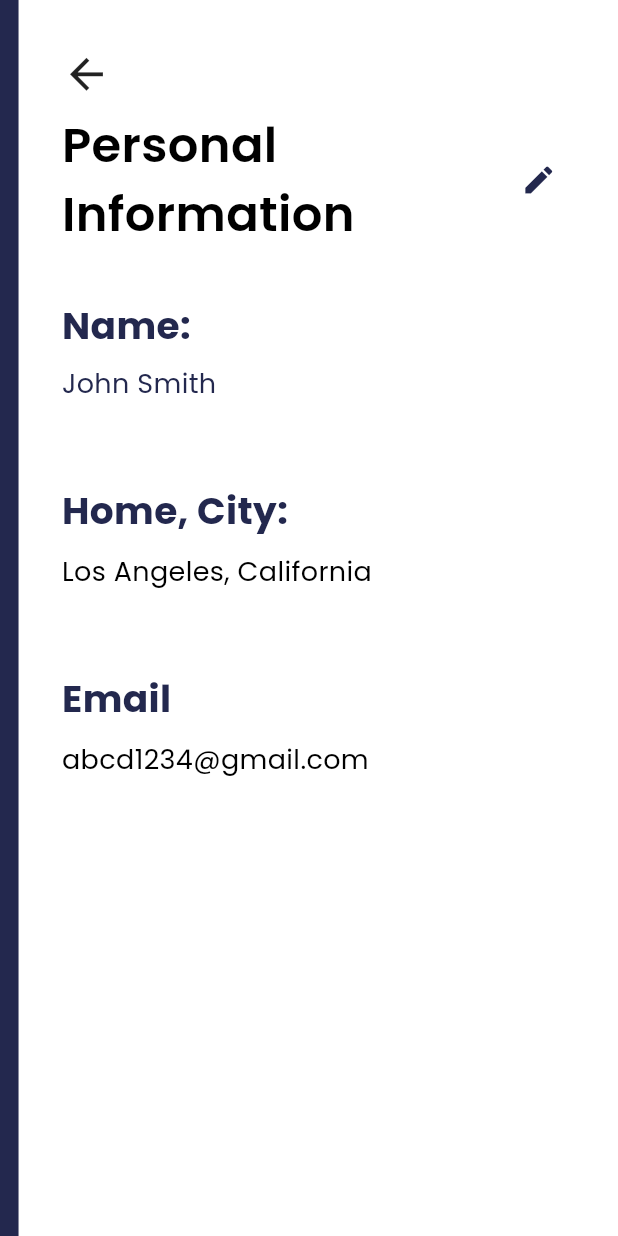
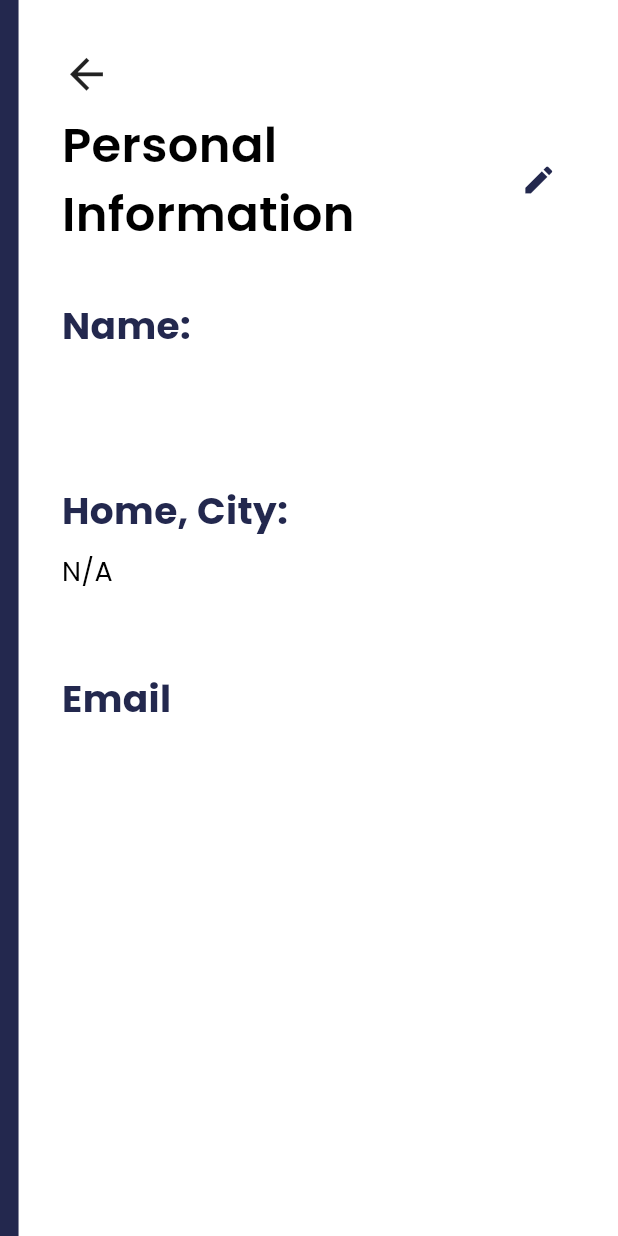
Before and after one commit to hussainahmad402/Travel-Dates-App, a Flutter app: the PersonalEditScreen screen opened directly, after a tap on the "arrow back" icon, on a phone screen of 412 x 824 dp. Run offline on Flutter 3.47's test engine with Material 3 defaults, Android fonts, the phone set to English and light mode, and no system bars; our stand-ins replace file_picker, geocoding, get, get_storage, google_fonts, google_maps_flutter and 1 more; accounts and stored records are empty.

Commit message:
save the data loally, fix some common issues, make some responsive screens

```diff
--- a/lib/screens/personal_edit.dart
+++ b/lib/screens/personal_edit.dart
@@ -1,11 +1,66 @@
 import 'package:flutter/material.dart';
+import 'package:get_storage/get_storage.dart';
 import 'package:traveldates/screens/profile_screen.dart';
 import 'package:traveldates/widgets/custom_textfields.dart';
 
-class PersonalEditScreen extends StatelessWidget {
+class PersonalEditScreen extends StatefulWidget {
   const PersonalEditScreen({super.key});
 
   @override
+  State<PersonalEditScreen> createState() => _PersonalEditScreenState();
+}
+
+class _PersonalEditScreenState extends State<PersonalEditScreen> {
+  final box = GetStorage();
+    final _firstNameController = TextEditingController();
+    final _lastNameController = TextEditingController();
+    final _emailController = TextEditingController();
+    final _cityController = TextEditingController();
+    final _secondaryEmailController = TextEditingController();
+    final _companyNameController = TextEditingController();
+
+   @override
+  void initState() {
+    super.initState();
+
+    // Load existing data from GetStorage
+    _firstNameController.text = box.read('first_name') ?? '';
+    _lastNameController.text = box.read('last_name') ?? '';
+    _emailController.text = box.read('email') ?? '';
+    _cityController.text = box.read('city') ?? '';
+    _secondaryEmailController.text = box.read('secondary_email') ?? '';
+    _companyNameController.text = box.read('company_name') ?? '';
+  }
+
+  void _saveData() {
+    box.write('first_name', _firstNameController.text);
+    box.write('last_name', _lastNameController.text);
+    box.write('email', _emailController.text);
+    box.write('city', _cityController.text);
+    box.write('secondary_email', _secondaryEmailController.text);
+    box.write('company_name', _companyNameController.text);
+
+    ScaffoldMessenger.of(context).showSnackBar(
+      const SnackBar(content: Text("Data saved locally")),
+    );
+
+    Navigator.pushReplacement(
+      context,
+      MaterialPageRoute(builder: (context) => const ProfileScreen()),
+    );
+  }
+
+  @override
+  void dispose() {
+    _firstNameController.dispose();
+    _lastNameController.dispose();
+    _emailController.dispose();
+    _cityController.dispose();
+    _secondaryEmailController.dispose();
+    _companyNameController.dispose();
+    super.dispose();
+  }
+
   Widget build(BuildContext context) {
     final size = MediaQuery.of(context).size;
 
@@ -34,7 +89,12 @@ class PersonalEditScreen extends StatelessWidget {
                     // Back arrow
                     GestureDetector(
                       onTap: () {
-                        Navigator.pushReplacement(context, MaterialPageRoute(builder: (context)=>ProfileScreen()));
+                        Navigator.pushReplacement(
+                          context,
+                          MaterialPageRoute(
+                            builder: (context) => ProfileScreen(),
+                          ),
+                        );
                       },
                       child: Icon(Icons.arrow_back, size: size.width * 0.08),
                     ),
@@ -51,32 +111,51 @@ class PersonalEditScreen extends StatelessWidget {
                     ),
                     SizedBox(height: size.height * 0.03),
                     // CustomTextFormField widgets
-                    CustomTextFormField(label: "First Name: *"),
+                    CustomTextFormField(
+                      label: "First Name: *",
+                      controller: _firstNameController,
+                    ),
                     SizedBox(height: size.height * 0.015),
-                    CustomTextFormField(label: "Last Name:*"),
+                    CustomTextFormField(
+                      label: "Last Name:*",
+                      controller: _lastNameController,
+                    ),
                     SizedBox(height: size.height * 0.015),
-                    CustomTextFormField(label: "Email: *"),
+                    CustomTextFormField(
+                      label: "Email: *",
+                      controller: _emailController,
+                    ),
                     SizedBox(height: size.height * 0.015),
-                    CustomTextFormField(label: "Home, City: *"),
+                    CustomTextFormField(
+                      label: "Home, City: *",
+                      controller: _cityController,
+                    ),
                     SizedBox(height: size.height * 0.015),
-                    CustomTextFormField(label: "add secondary email: (optional)"),
+                    CustomTextFormField(
+                      label: "add secondary email: (optional)",
+                      controller: _secondaryEmailController,
+                    ),
                     SizedBox(height: size.height * 0.015),
-                    CustomTextFormField(label: "company name:"),
-                    SizedBox(height: size.height* 0.04),
+                    CustomTextFormField(
+                      label: "company name:",
+                      controller: _companyNameController,
+                    ),
+                    SizedBox(height: size.height * 0.04),
                     // Save button
                     Align(
                       alignment: Alignment.bottomRight,
 
                       child: ElevatedButton(
-                        onPressed: () {
-                          Navigator.pushReplacement(context, MaterialPageRoute(builder: (context)=>ProfileScreen()));
-                        },
+                        onPressed: _saveData,
                         style: ElevatedButton.styleFrom(
                           backgroundColor: const Color(0xFFAF9A73),
                           shape: RoundedRectangleBorder(
                             borderRadius: BorderRadius.circular(20),
                           ),
-                          padding:EdgeInsets.symmetric(horizontal: size.width* 0.06, vertical: size.height*0.01),
+                          padding: EdgeInsets.symmetric(
+                            horizontal: size.width * 0.06,
+                            vertical: size.height * 0.01,
+                          ),
                           elevation: 0,
                         ),
                         child: const Text(
--- a/lib/screens/profile_screen.dart
+++ b/lib/screens/profile_screen.dart
@@ -1,10 +1,37 @@
 import 'package:flutter/material.dart';
+import 'package:get_storage/get_storage.dart';
 import 'package:traveldates/screens/main_screen.dart';
 import 'package:traveldates/screens/personal_edit.dart';
 
-class ProfileScreen extends StatelessWidget {
+class ProfileScreen extends StatefulWidget {
   const ProfileScreen({super.key});
 
+  @override
+  State<ProfileScreen> createState() => _ProfileScreenState();
+}
+
+class _ProfileScreenState extends State<ProfileScreen> {
+   final box = GetStorage();
+
+  String _firstName = '';
+  String _lastName = '';
+  String _email = '';
+  String _city = '';
+
+  @override
+  void initState() {
+    super.initState();
+    _loadData();
+  }
+
+  void _loadData() {
+    setState(() {
+      _firstName = box.read('first_name') ?? 'N/A';
+      _lastName = box.read('last_name') ?? '';
+      _email = box.read('email') ?? 'N/A';
+      _city = box.read('city') ?? 'N/A';
+    });
+  }
   @override
   Widget build(BuildContext context) {
     final size = MediaQuery.of(context).size;
@@ -77,8 +104,8 @@ class ProfileScreen extends StatelessWidget {
                       ),
                     ),
                     SizedBox( height: size.width * 0.019),
-                    const Text(
-                      "John Smith",
+                     Text(
+                      "$_firstName $_lastName",
                       style: TextStyle(
                         fontFamily: "Poppins",
                         fontSize: 18,
@@ -97,8 +124,8 @@ class ProfileScreen extends StatelessWidget {
                       ),
                     ),
                      SizedBox(height:  size.width * 0.024),
-                    const Text(
-                      "Los Angeles, California",
+                     Text(
+                      _city,
                       style: TextStyle(
                         fontFamily: "Poppins",
                         fontSize: 18,
@@ -117,8 +144,8 @@ class ProfileScreen extends StatelessWidget {
                       ),
                     ),
                      SizedBox(height:  size.width * 0.024),
-                    const Text(
-                      "abcd1234@gmail.com",
+                    Text(
+                      _email,
                       style: TextStyle(
                         fontFamily: "Poppins",
                         fontSize: 18,
```
Also changed, not shown: lib/screens/main_screen.dart (+7 -6 lines).
